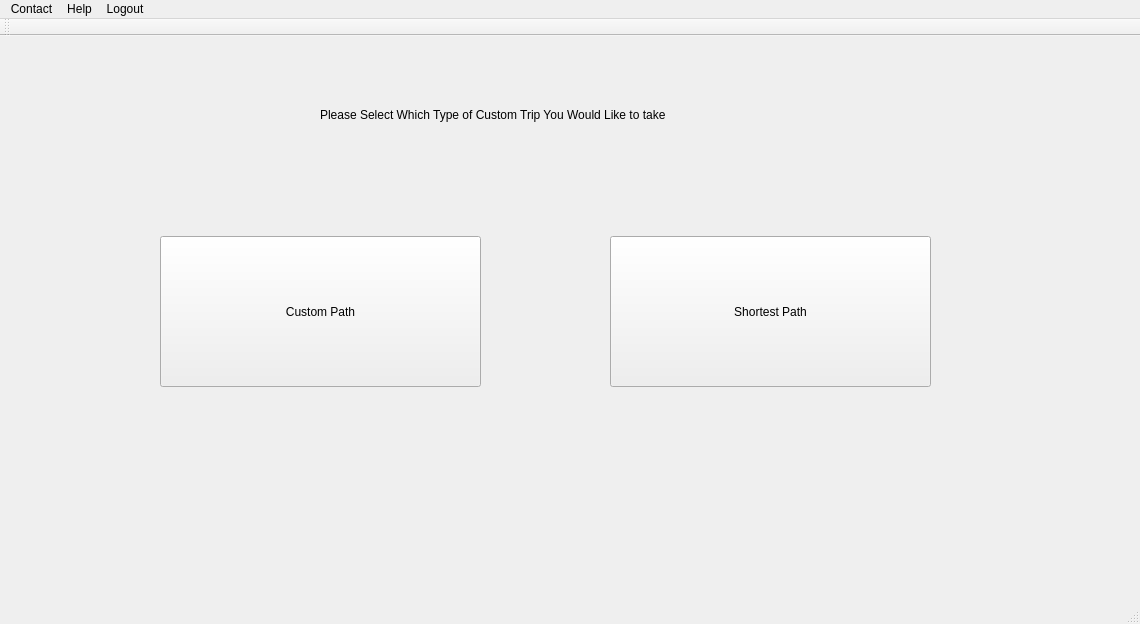
Before: the Qt Designer form Quick_Eats/mainwindow.ui in akarapetian/Scrum-Team-6---Fast-Food-App, drawn with Qt 5.
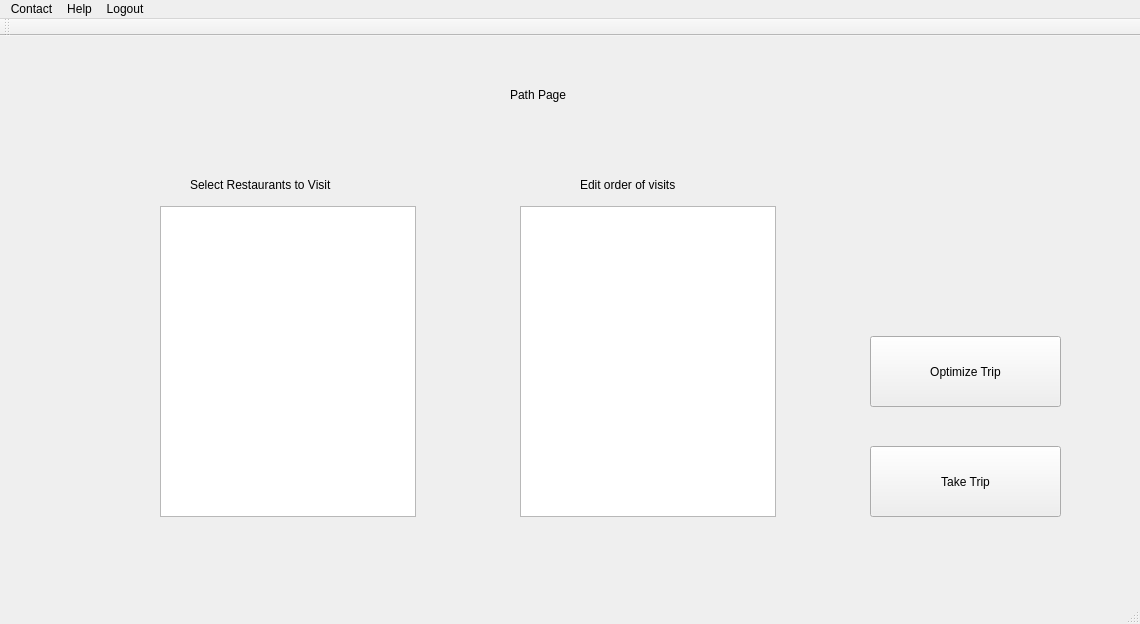
After: the same form once the commit is applied. The open tabs and pages were chosen to show the change.

```diff
--- a/Quick_Eats/mainwindow.ui
+++ b/Quick_Eats/mainwindow.ui
@@ -259,47 +259,6 @@
         <property name="currentIndex">
          <number>3</number>
         </property>
-        <widget class="QWidget" name="determineTripTypePage">
-         <widget class="QLabel" name="header">
-          <property name="geometry">
-           <rect>
-            <x>290</x>
-            <y>50</y>
-            <width>461</width>
-            <height>17</height>
-           </rect>
-          </property>
-          <property name="text">
-           <string>Please Select Which Type of Custom Trip You Would Like to take</string>
-          </property>
-         </widget>
-         <widget class="QPushButton" name="customPathButton">
-          <property name="geometry">
-           <rect>
-            <x>130</x>
-            <y>180</y>
-            <width>321</width>
-            <height>151</height>
-           </rect>
-          </property>
-          <property name="text">
-           <string>Custom Path</string>
-          </property>
-         </widget>
-         <widget class="QPushButton" name="shortestPathButton">
-          <property name="geometry">
-           <rect>
-            <x>580</x>
-            <y>180</y>
-            <width>321</width>
-            <height>151</height>
-           </rect>
-          </property>
-          <property name="text">
-           <string>Shortest Path</string>
-          </property>
-         </widget>
-        </widget>
         <widget class="QWidget" name="customPathPage">
          <widget class="QLabel" name="label_3">
           <property name="geometry">
@@ -311,7 +270,7 @@
            </rect>
           </property>
           <property name="text">
-           <string>custom path</string>
+           <string>Path Page</string>
           </property>
          </widget>
          <widget class="QListWidget" name="customSelectRestaurantListWidget">
@@ -373,22 +332,17 @@
            <string>Take Trip</string>
           </property>
          </widget>
-        </widget>
-        <widget class="QWidget" name="shortestPathPage">
-         <property name="enabled">
-          <bool>true</bool>
-         </property>
-         <widget class="QLabel" name="label_17">
+         <widget class="QPushButton" name="shortestPathButton">
           <property name="geometry">
            <rect>
-            <x>490</x>
-            <y>20</y>
-            <width>111</width>
-            <height>17</height>
+            <x>840</x>
+            <y>280</y>
+            <width>191</width>
+            <height>71</height>
            </rect>
           </property>
           <property name="text">
-           <string>shortest path</string>
+           <string>Optimize Trip</string>
           </property>
          </widget>
         </widget>
```
Left out of the diff: 2 changed lines with no effect on the pictures.
